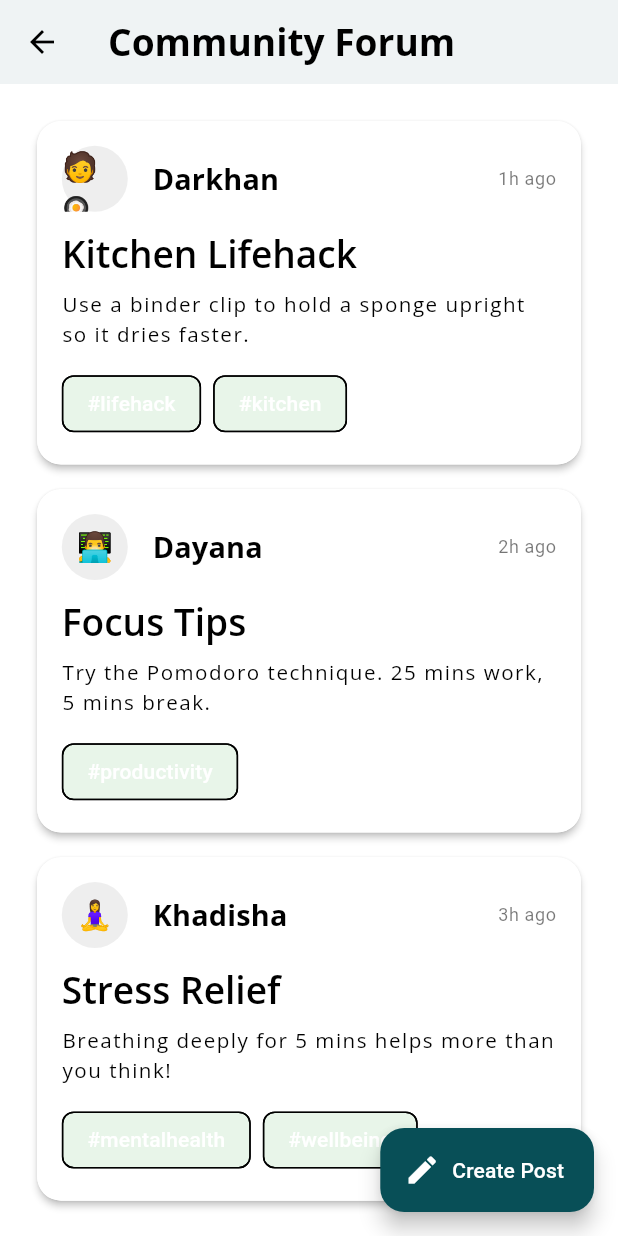
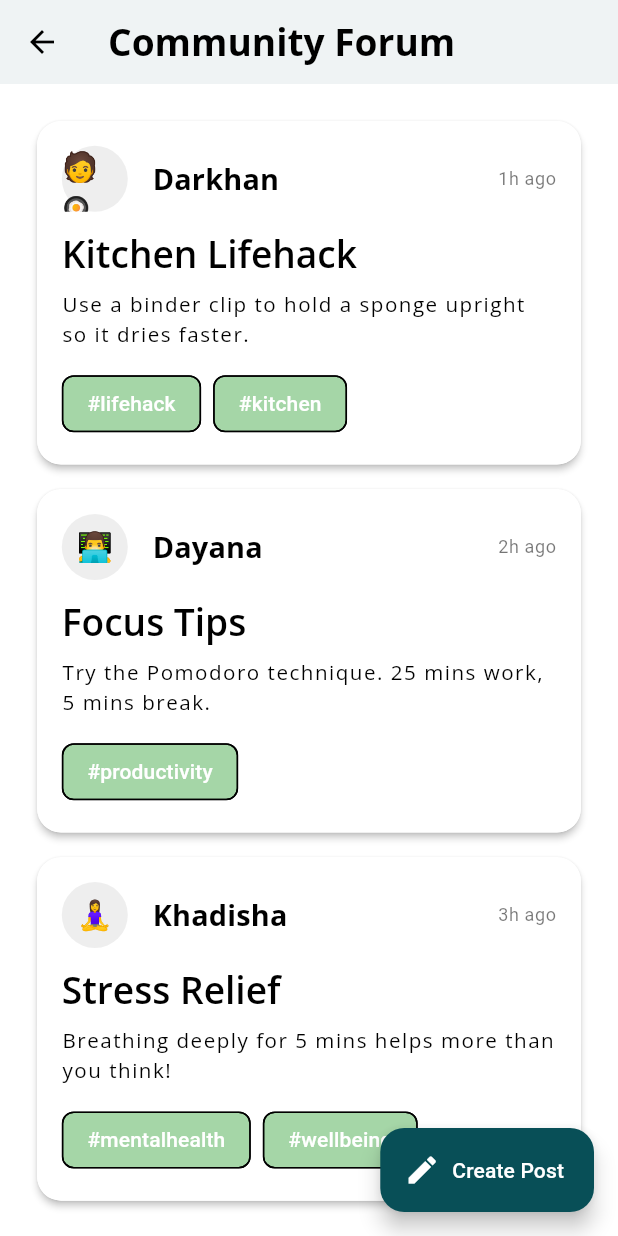
Before and after one commit to meruyert4/recipe_app, a Flutter app: the ForumScreen screen opened directly, on a phone screen of 412 x 824 dp. Run offline on Flutter 3.47's test engine with Material 3 defaults, Android fonts, the phone set to English and light mode, and no system bars; our stand-ins replace cached_network_image, csv, firebase_auth, firebase_core, firebase_database, google_fonts and 4 more; accounts and stored records are empty; generated files the repository leaves out were written again; network calls fail.

Commit message:
Update forum_screen.dart

```diff
--- a/lib/screens/forum_screen.dart
+++ b/lib/screens/forum_screen.dart
@@ -110,7 +110,7 @@ class ForumScreen extends StatelessWidget {
                                 color: isDark ? Colors.black : Colors.white,
                               ),
                             ),
-                            backgroundColor: isDark ? Colors.green.shade700 : Colors.green.shade50, // Adjust chip color
+                            backgroundColor: isDark ? Colors.green.shade700 : Colors.green.shade200, // Adjust chip color
                           ),
                         )
                         .toList(),
```
